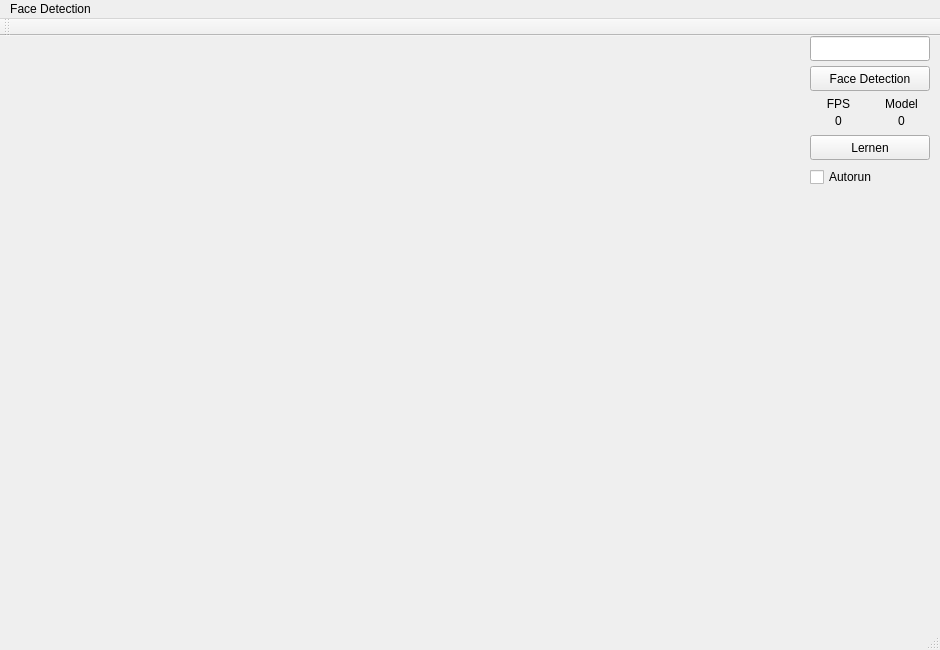
Old version of the form AufmerksamkeitTracken/mainwindow.ui in the repository Fomore/Master.
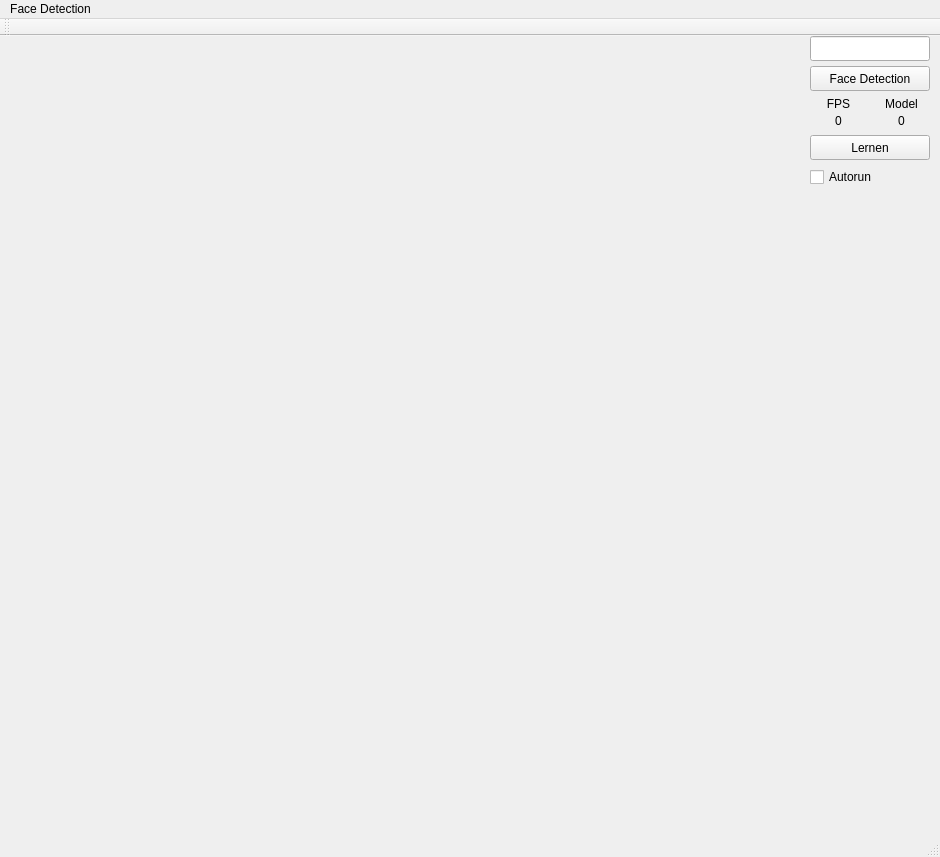
New version of the form.

Patch:
```diff
--- a/AufmerksamkeitTracken/mainwindow.ui
+++ b/AufmerksamkeitTracken/mainwindow.ui
@@ -7,7 +7,7 @@
     <x>0</x>
     <y>0</y>
     <width>940</width>
-    <height>650</height>
+    <height>857</height>
    </rect>
   </property>
   <property name="windowTitle">
@@ -172,6 +172,54 @@
      <bool>false</bool>
     </property>
    </widget>
+   <widget class="QLabel" name="ImageBottomLeft_label">
+    <property name="geometry">
+     <rect>
+      <x>0</x>
+      <y>600</y>
+      <width>312</width>
+      <height>208</height>
+     </rect>
+    </property>
+    <property name="text">
+     <string/>
+    </property>
+    <property name="alignment">
+     <set>Qt::AlignCenter</set>
+    </property>
+   </widget>
+   <widget class="QLabel" name="ImageBottomCenter_label">
+    <property name="geometry">
+     <rect>
+      <x>314</x>
+      <y>600</y>
+      <width>312</width>
+      <height>208</height>
+     </rect>
+    </property>
+    <property name="text">
+     <string/>
+    </property>
+    <property name="alignment">
+     <set>Qt::AlignCenter</set>
+    </property>
+   </widget>
+   <widget class="QLabel" name="ImageBottomRight_label">
+    <property name="geometry">
+     <rect>
+      <x>628</x>
+      <y>600</y>
+      <width>312</width>
+      <height>208</height>
+     </rect>
+    </property>
+    <property name="text">
+     <string/>
+    </property>
+    <property name="alignment">
+     <set>Qt::AlignCenter</set>
+    </property>
+   </widget>
   </widget>
   <widget class="QMenuBar" name="menuBar">
    <property name="geometry">
```
